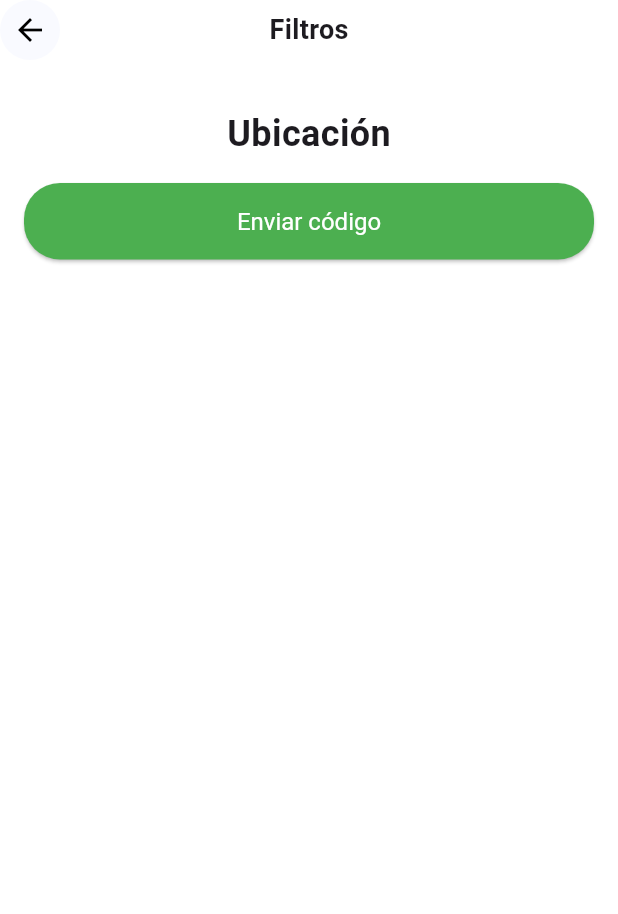
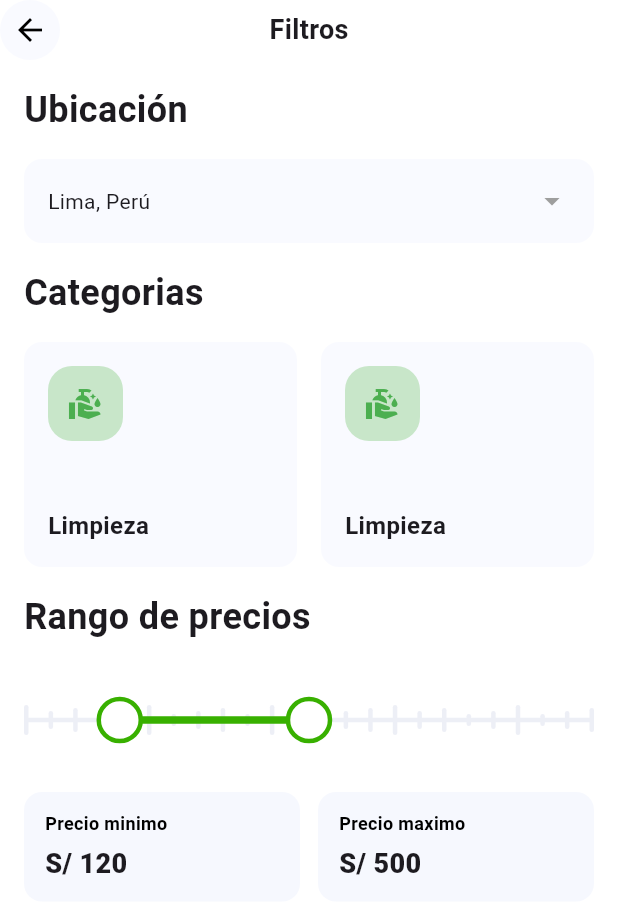
Before and after one commit to droperdev/limpia_ya, a Flutter app: the MainPage screen opened by its route, after a tap on "Buscar", on a phone screen of 412 x 824 dp. Shown: the top 914 px of the screen. Run offline on Flutter 3.47's test engine with Material 3 defaults, Android fonts, the phone set to English and light mode, and no system bars; our stand-ins replace flutter_bloc, font_awesome_flutter, get_it, pinput, shared_preferences; accounts and stored records are empty.

Commit message:
Add PriceRangePicker widget and update FilterPage layout

```diff
--- a/lib/features/home/presentation/filter_page.dart
+++ b/lib/features/home/presentation/filter_page.dart
@@ -1,5 +1,6 @@
 import 'package:flutter/material.dart';
 import 'package:limpio_ya/shared/widgets/custom_title.dart';
+import 'package:limpio_ya/shared/widgets/price_range_picker.dart';
 
 class FilterPage extends StatelessWidget {
   const FilterPage({super.key});
@@ -49,21 +50,81 @@ class FilterPage extends StatelessWidget {
             SingleChildScrollView(
               padding: const EdgeInsets.all(16),
               child: Column(
-                mainAxisAlignment: MainAxisAlignment.center,
+                crossAxisAlignment: CrossAxisAlignment.start,
                 spacing: 16,
                 children: [
-                  SizedBox(),
                   CustomTitle(title: 'Ubicación'),
 
-                  SizedBox(
-                    width: double.infinity,
-                    child: ElevatedButton(
-                      onPressed: () {
-                        Navigator.pushNamed(context, "/auth/verify-account");
-                      },
-                      child: Text('Enviar código'),
+                  Container(
+                    decoration: BoxDecoration(
+                      color: Color.fromRGBO(249, 250, 255, 1),
+                      borderRadius: BorderRadius.circular(12),
+                    ),
+                    child: Padding(
+                      padding: const EdgeInsets.all(16.0),
+                      child: Row(
+                        spacing: 8,
+                        children: [
+                          Expanded(child: Text('Lima, Perú')),
+                          Icon(Icons.arrow_drop_down, color: Colors.grey),
+                        ],
+                      ),
                     ),
                   ),
+                  CustomTitle(title: 'Categorias'),
+                  SizedBox(
+                    height: 150,
+                    child: ListView.separated(
+                      separatorBuilder: (context, index) =>
+                          const SizedBox(width: 16),
+                      scrollDirection: Axis.horizontal,
+                      itemCount: 4,
+                      itemBuilder: (context, index) => SizedBox(
+                        width: MediaQuery.of(context).size.width / 2 - 24,
+                        child: Container(
+                          decoration: BoxDecoration(
+                            color: Color.fromRGBO(249, 250, 255, 1),
+                            borderRadius: BorderRadius.circular(12),
+                          ),
+                          width: 100,
+
+                          child: Padding(
+                            padding: const EdgeInsets.all(16.0),
+                            child: Column(
+                              mainAxisAlignment: MainAxisAlignment.spaceBetween,
+                              crossAxisAlignment: CrossAxisAlignment.start,
+                              children: [
+                                SizedBox(
+                                  width: 50,
+                                  height: 50,
+                                  child: Container(
+                                    decoration: BoxDecoration(
+                                      color: Colors.green.shade100,
+                                      borderRadius: BorderRadius.circular(16),
+                                    ),
+                                    child: Icon(
+                                      Icons.clean_hands,
+                                      color: Colors.green,
+                                    ),
+                                  ),
+                                ),
+                                const SizedBox(height: 8),
+                                const Text(
+                                  'Limpieza ',
+                                  style: TextStyle(
+                                    fontSize: 16,
+                                    fontWeight: FontWeight.bold,
+                                  ),
+                                ),
+                              ],
+                            ),
+                          ),
+                        ),
+                      ),
+                    ),
+                  ),
+                  CustomTitle(title: 'Rango de precios'),
+                  PriceRangePicker(),
                 ],
               ),
             ),
--- a/lib/shared/widgets/custom_title.dart
+++ b/lib/shared/widgets/custom_title.dart
@@ -1,14 +1,20 @@
 import 'package:flutter/material.dart';
 
 class CustomTitle extends StatelessWidget {
-  const CustomTitle({super.key, required this.title});
+  const CustomTitle({
+    super.key,
+    required this.title,
+    this.align = TextAlign.left,
+  });
 
   final String title;
+  final TextAlign align;
 
   @override
   Widget build(BuildContext context) {
     return Text(
       title,
+      textAlign: align,
       style: const TextStyle(fontSize: 24, fontWeight: FontWeight.bold),
     );
   }
--- /dev/null
+++ b/lib/shared/widgets/price_range_picker.dart
@@ -0,0 +1,166 @@
+import 'package:flutter/material.dart';
+
+class PriceRangePicker extends StatefulWidget {
+  const PriceRangePicker({super.key});
+
+  @override
+  State<PriceRangePicker> createState() => _PriceRangePickerState();
+}
+
+class _PriceRangePickerState extends State<PriceRangePicker> {
+  static const double kMin = 0;
+  static const double kMax = 1000;
+
+  RangeValues values = const RangeValues(120, 500);
+
+  @override
+  Widget build(BuildContext context) {
+    const green = Color(0xFF38B000);
+    const trackBg = Color(0xFFEDEFF6);
+
+    return Column(
+      crossAxisAlignment: CrossAxisAlignment.start,
+      children: [
+        SizedBox(
+          height: 72,
+          child: Stack(
+            alignment: Alignment.center,
+            children: [
+              Positioned.fill(
+                top: 22,
+                bottom: 22,
+                child: Row(
+                  mainAxisAlignment: MainAxisAlignment.spaceBetween,
+                  children: List.generate(24, (i) {
+                    final h = (i % 5 == 0) ? 20.0 : (8.0 + (i % 3) * 4);
+                    return Container(
+                      width: 3,
+                      height: h,
+                      decoration: BoxDecoration(
+                        color: trackBg,
+                        borderRadius: BorderRadius.circular(2),
+                      ),
+                    );
+                  }),
+                ),
+              ),
+
+              Positioned.fill(
+                child: Align(
+                  alignment: Alignment.center,
+                  child: Container(height: 3, color: trackBg),
+                ),
+              ),
+
+              SliderTheme(
+                data: SliderTheme.of(context).copyWith(
+                  trackHeight: 3,
+                  activeTrackColor: green,
+                  inactiveTrackColor: Colors.transparent,
+
+                  rangeThumbShape: _OutlinedThumb(
+                    radius: 14,
+                    borderColor: green,
+                  ),
+                  thumbColor: Colors.white,
+
+                  showValueIndicator: ShowValueIndicator.never,
+                ),
+                child: RangeSlider(
+                  min: kMin,
+                  max: kMax,
+                  values: values,
+                  onChanged: (v) => setState(() => values = v),
+                ),
+              ),
+            ],
+          ),
+        ),
+
+        const SizedBox(height: 12),
+
+        Row(
+          children: [
+            Expanded(
+              child: _PriceBox(label: 'Precio minimo', value: values.start),
+            ),
+            const SizedBox(width: 12),
+            Expanded(
+              child: _PriceBox(label: 'Precio maximo', value: values.end),
+            ),
+          ],
+        ),
+      ],
+    );
+  }
+}
+
+class _OutlinedThumb extends RangeSliderThumbShape {
+  final double radius;
+  final Color borderColor;
+  const _OutlinedThumb({required this.radius, required this.borderColor});
+
+  @override
+  Size getPreferredSize(bool isEnabled, bool isDiscrete) =>
+      Size.fromRadius(radius);
+
+  @override
+  void paint(
+    PaintingContext context,
+    Offset center, {
+    required Animation<double> activationAnimation,
+    required Animation<double> enableAnimation,
+    bool isDiscrete = false,
+    bool isEnabled = true,
+    bool? isOnTop,
+    bool? isPressed,
+    required SliderThemeData sliderTheme,
+    TextDirection? textDirection,
+    Thumb? thumb,
+  }) {
+    final canvas = context.canvas;
+    final paintFill = Paint()..color = Colors.white;
+    final paintBorder = Paint()
+      ..style = PaintingStyle.stroke
+      ..strokeWidth = 3
+      ..color = borderColor;
+
+    canvas.drawCircle(center, radius, paintFill);
+    canvas.drawCircle(center, radius, paintBorder);
+  }
+}
+
+class _PriceBox extends StatelessWidget {
+  final String label;
+  final double value;
+  const _PriceBox({required this.label, required this.value});
+
+  @override
+  Widget build(BuildContext context) {
+    return Container(
+      padding: const EdgeInsets.symmetric(horizontal: 14, vertical: 12),
+      decoration: BoxDecoration(
+        color: const Color(0xFFF6F8FE),
+        borderRadius: BorderRadius.circular(12),
+      ),
+      child: Column(
+        crossAxisAlignment: CrossAxisAlignment.start,
+        children: [
+          Text(
+            label,
+            style: TextStyle(
+              fontSize: 12,
+              color: Colors.black,
+              fontWeight: FontWeight.w600,
+            ),
+          ),
+          const SizedBox(height: 6),
+          Text(
+            '\S/ ${value.toStringAsFixed(0)}',
+            style: const TextStyle(fontSize: 18, fontWeight: FontWeight.w800),
+          ),
+        ],
+      ),
+    );
+  }
+}
```
